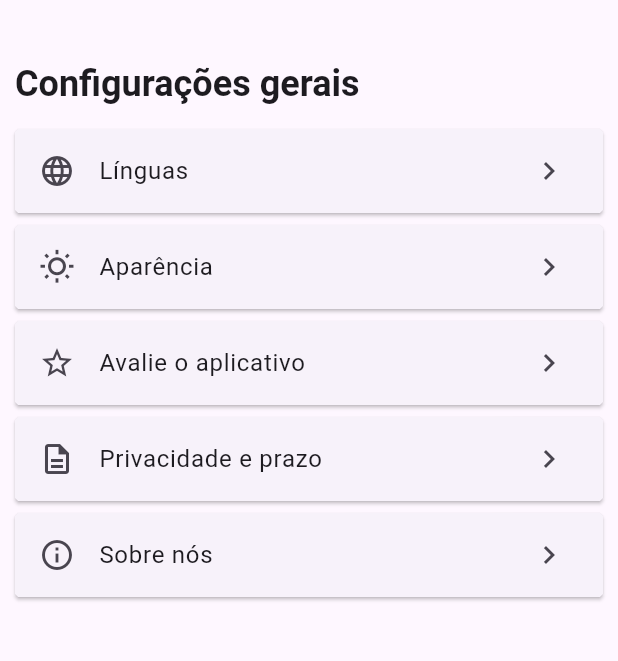
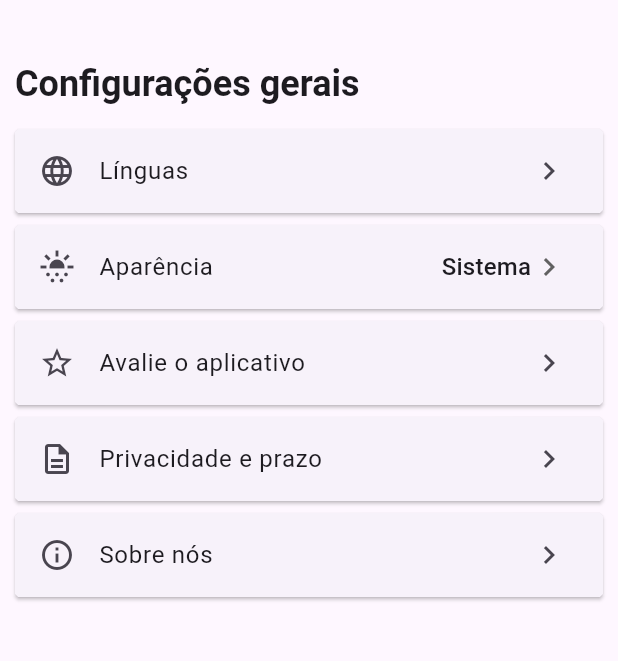
Before and after one commit to ProgPedrao/Weather, a Flutter app: the SettingsScreen screen opened by its route, on a phone screen of 412 x 824 dp, the part 84-745 px from its top. Run offline on Flutter 3.47's test engine with Material 3 defaults, Android fonts, the phone set to English and light mode, and no system bars; our stand-ins replace geocoding, geolocator, lottie, shared_preferences; missing offline and left inert: flag; accounts and stored records are empty; generated files the repository leaves out were written again.

Commit message:
Feat: Add dropdown para selecionar tema.
Dropdown para selecionar o tema.
Reformulando todo o theme provider para utilizar o ThemeMode ao invés do ThemeData.

```diff
--- /dev/null
+++ b/lib/components/dropdown_button_settings.dart
@@ -0,0 +1,51 @@
+import 'package:flutter/material.dart';
+import 'package:provider/provider.dart';
+import 'package:weather/theme/theme_provider.dart';
+
+class DropdownButtonSettings extends StatefulWidget {
+  const DropdownButtonSettings({super.key});
+
+  @override
+  State<DropdownButtonSettings> createState() => _DrodDownButtonState();
+}
+
+class _DrodDownButtonState extends State<DropdownButtonSettings> {
+  final listTheme = ThemeMode.values;
+
+  ThemeMode _onChanged(
+      ThemeMode dropdownValue, ThemeMode? value, ThemeProvider themeProvider) {
+    setState(() {
+      dropdownValue = value!;
+      themeProvider.toggleTheme(dropdownValue);
+    });
+    return dropdownValue;
+  }
+
+  @override
+  Widget build(BuildContext context) {
+    var themeProvider = Provider.of<ThemeProvider>(context, listen: false);
+    ThemeMode dropdownValue = themeProvider.themeMode;
+
+    return DropdownButton<ThemeMode>(
+      onChanged: (value) {
+        dropdownValue = _onChanged(dropdownValue, value, themeProvider);
+      },
+      value: dropdownValue,
+      icon: const Icon(Icons.chevron_right),
+      underline: const SizedBox(
+        height: 0,
+        width: 0,
+      ),
+      items: listTheme.map(
+        (theme) {
+          return DropdownMenuItem<ThemeMode>(
+            value: theme,
+            child: Text(
+              themeProvider.translateTheme(context, theme),
+            ),
+          );
+        },
+      ).toList(),
+    );
+  }
+}
--- a/lib/components/settings_item.dart
+++ b/lib/components/settings_item.dart
@@ -5,7 +5,7 @@ class SettingsItem extends StatelessWidget {
 
   final String title;
   final String? subtitle;
-  final IconData trailing;
+  final Widget trailing;
   final IconData leading;
   final Function onTap;
 
@@ -21,7 +21,7 @@ class SettingsItem extends StatelessWidget {
           leading: Icon(leading),
           title: Text(title),
           subtitle: subtitle == null ? null : Text(subtitle!),
-          trailing: Icon(trailing),
+          trailing: trailing,
         ),
       ),
     );
--- a/lib/l10n/app_en.arb
+++ b/lib/l10n/app_en.arb
@@ -16,5 +16,9 @@
     "appearance": "Appearance",
     "rate_app": "Rate the app",
     "privacy_term": "Privacy and term",
-    "about_us": "About us"
+    "about_us": "About us",
+
+    "system": "System",
+    "light": "Light",
+    "dark": "Dark"
 }
--- a/lib/l10n/app_pt.arb
+++ b/lib/l10n/app_pt.arb
@@ -17,5 +17,9 @@
     "appearance": "Aparência",
     "rate_app": "Avalie o aplicativo",
     "privacy_term": "Privacidade e prazo",
-    "about_us": "Sobre nós"
+    "about_us": "Sobre nós",
+
+    "system": "Sistema",
+    "light": "Claro",
+    "dark": "Escuro"
 }
--- a/lib/main.dart
+++ b/lib/main.dart
@@ -34,7 +34,9 @@ class MyApp extends StatelessWidget {
   Widget build(BuildContext context) {
     return MaterialApp(
       title: 'Weather',
-      theme: Provider.of<ThemeProvider>(context).themeData,
+      theme: ThemeData.light(),
+      darkTheme: ThemeData.dark(),
+      themeMode: Provider.of<ThemeProvider>(context).themeMode,
       locale: Provider.of<LocaleProvider>(context).locale,
       localizationsDelegates: const [
         AppLocalizations.delegate,
--- a/lib/screens/settings_screen.dart
+++ b/lib/screens/settings_screen.dart
@@ -1,6 +1,7 @@
 import 'package:flutter/material.dart';
 import 'package:provider/provider.dart';
 import 'package:weather/components/app_drawer.dart';
+import 'package:weather/components/dropdown_button_settings.dart';
 import 'package:weather/components/settings_item.dart';
 import 'package:weather/theme/theme_provider.dart';
 import 'package:weather/utils/app_routes.dart';
@@ -11,7 +12,8 @@ class SettingsScreen extends StatelessWidget {
 
   @override
   Widget build(BuildContext context) {
-    ThemeProvider themeProvider = Provider.of<ThemeProvider>(context, listen: false);
+    ThemeProvider themeProvider =
+        Provider.of<ThemeProvider>(context, listen: false);
 
     return Scaffold(
         // appBar: AppBar(
@@ -78,39 +80,41 @@ class SettingsScreen extends StatelessWidget {
                   SettingsItem(
                     title: AppLocalizations.of(context)!.languages,
                     subtitle: null,
-                    trailing: Icons.chevron_right,
+                    trailing: const Icon(Icons.chevron_right),
                     leading: Icons.language,
-                    onTap: (){
+                    onTap: () {
                       Navigator.of(context).pushNamed(AppRoutes.languages);
                     },
                   ),
-                  SettingsItem(
-                    title: AppLocalizations.of(context)!.appearance,
-                    subtitle: null,
-                    trailing: Icons.chevron_right,
-                    leading: themeProvider.themeDataIcon,
-                    onTap: () async => await themeProvider.toggleTheme(),
+                  Consumer<ThemeProvider>(
+                    builder: (context, value, child) => SettingsItem(
+                      title: AppLocalizations.of(context)!.appearance,
+                      subtitle: null,
+                      trailing: const DropdownButtonSettings(),
+                      leading: themeProvider.themeDataIcon,
+                      onTap: () {},
+                    ),
                   ),
                   SettingsItem(
                     title: AppLocalizations.of(context)!.rate_app,
                     subtitle: null,
-                    trailing: Icons.chevron_right,
+                    trailing: const Icon(Icons.chevron_right),
                     leading: Icons.star_border,
-                    onTap: (){},
+                    onTap: () {},
                   ),
                   SettingsItem(
                     title: AppLocalizations.of(context)!.privacy_term,
                     subtitle: null,
-                    trailing: Icons.chevron_right,
+                    trailing: const Icon(Icons.chevron_right),
                     leading: Icons.description_outlined,
-                    onTap: (){},
+                    onTap: () {},
                   ),
                   SettingsItem(
                     title: AppLocalizations.of(context)!.about_us,
                     subtitle: null,
-                    trailing: Icons.chevron_right,
+                    trailing: const Icon(Icons.chevron_right),
                     leading: Icons.info_outline,
-                    onTap: (){},
+                    onTap: () {},
                   ),
                 ],
               )
--- a/lib/theme/theme_provider.dart
+++ b/lib/theme/theme_provider.dart
@@ -1,37 +1,67 @@
 import 'package:flutter/material.dart';
 import 'package:weather/data/store.dart';
+import 'package:flutter_gen/gen_l10n/app_localizations.dart';
+class ThemeProvider with ChangeNotifier {
+  ThemeMode _themeMode = ThemeMode.system;
 
-class ThemeProvider with ChangeNotifier {
-  ThemeData _themeData = ThemeData.light();
+  String translateTheme(BuildContext context, ThemeMode theme) {
+    switch (theme) {
+      case ThemeMode.light:
+        return AppLocalizations.of(context)!.light;
+      case ThemeMode.dark:
+        return AppLocalizations.of(context)!.dark;
+      case ThemeMode.system:
+      default:
+        return AppLocalizations.of(context)!.system;
+    }
+  }
 
-  ThemeData get themeData => _themeData;
+  String currentTheme(BuildContext context) {
+    switch (_themeMode) {
+      case ThemeMode.light:
+        return AppLocalizations.of(context)!.light;
+      case ThemeMode.dark:
+        return AppLocalizations.of(context)!.dark;
+      case ThemeMode.system:
+      default:
+        return AppLocalizations.of(context)!.system;
+    }
+  }
 
-  IconData get themeDataIcon => _themeData == ThemeData.dark() ? Icons.dark_mode_outlined : Icons.wb_sunny_outlined;
+  IconData get themeDataIcon {
+  switch (_themeMode) {
+      case ThemeMode.light:
+        return Icons.wb_sunny_outlined;
+      case ThemeMode.dark:
+        return Icons.dark_mode_outlined;
+      case ThemeMode.system:
+      default:
+        return Icons.sunny_snowing;
+    }
+  }
 
-  String get themeDataName => _themeData == ThemeData.dark() ? 'Dark' : 'Light';
+  ThemeMode get themeMode => _themeMode;
 
-  set themeData(ThemeData themeData){
-    _themeData = themeData;
-    Store.saveString('theme', themeDataName);
+  set themeMode(ThemeMode themeMode) {
+    _themeMode = themeMode;
+    Store.saveString('theme', themeMode.index.toString());
     notifyListeners();
   }
 
-  Future<void> toggleTheme() async {
-    if (_themeData == ThemeData.light()) {
-      themeData = ThemeData.dark();
-    } else {
-      themeData = ThemeData.light();
-    }
+  Future<void> toggleTheme(ThemeMode selectedTheme) async {
+    themeMode = selectedTheme;
   }
 
   Future<void> tryThemeData() async {
-
     final theme = await Store.getString('theme');
 
     if (theme.isEmpty) return;
 
-    themeData = theme.toLowerCase() == 'dark' ? ThemeData.dark() : ThemeData.light();
+    final themeValue = int.tryParse(theme);
 
+    if (themeValue == null) return;
+
+    themeMode = ThemeMode.values.firstWhere((element) => element.index == themeValue);
   }
 
 }
```
